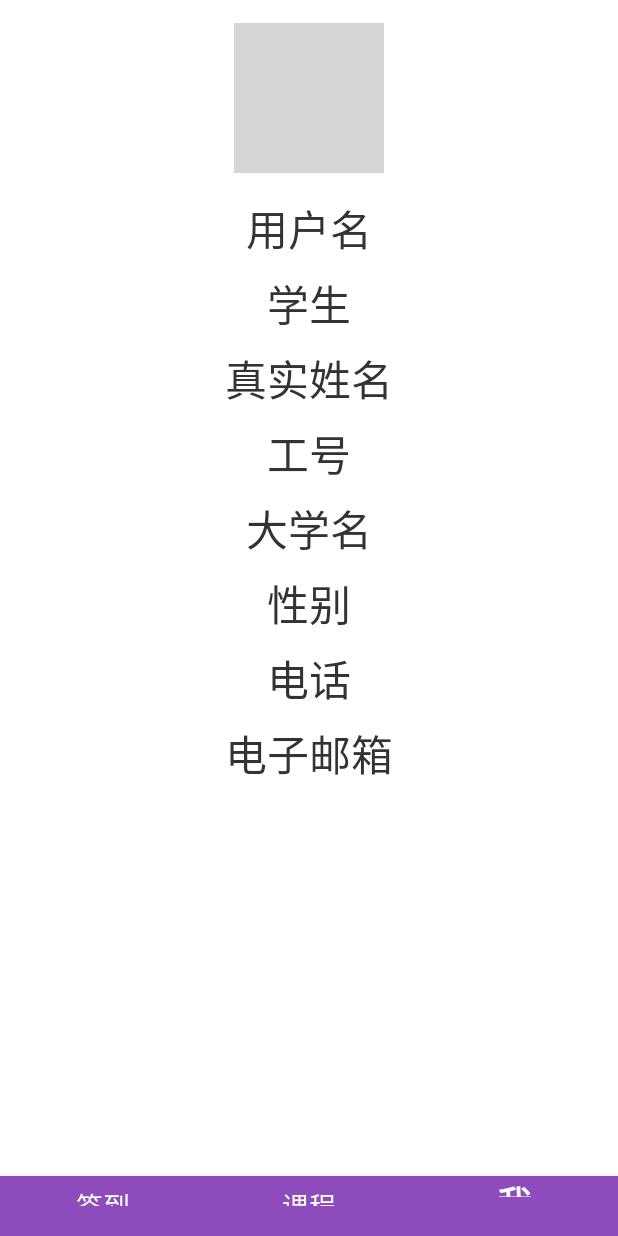
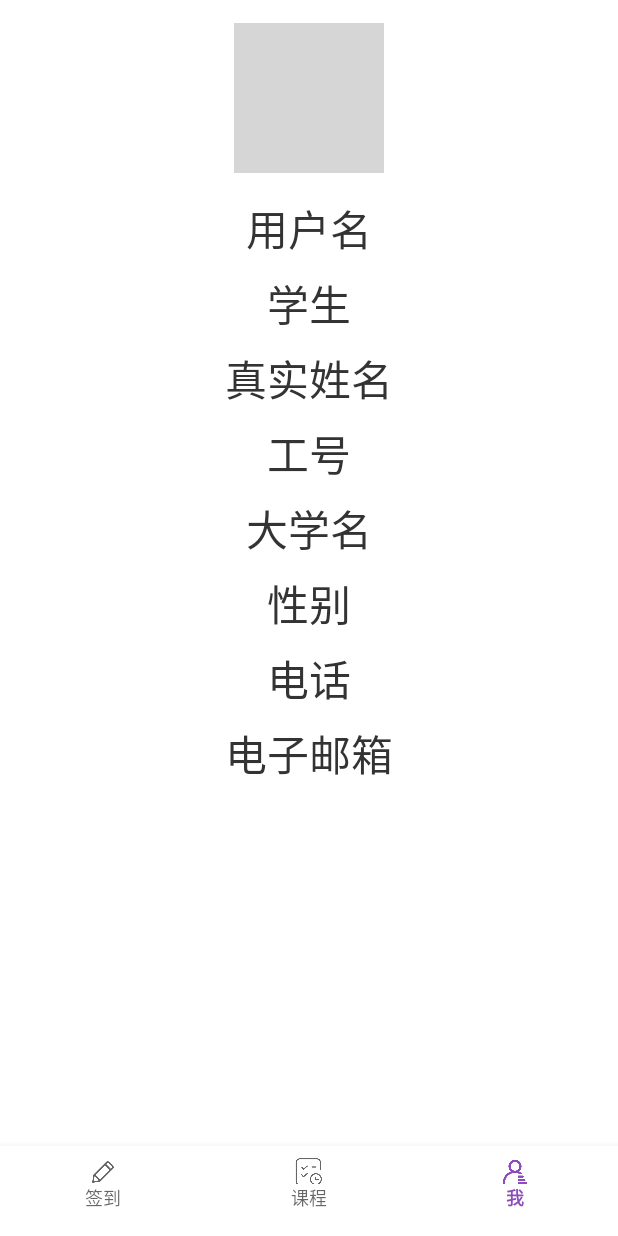
Before and after one commit to sushi11111/ClassroomCheck-inSystem, an Android app: the StudentMainActivity screen opened directly, with no data from a screen before it, item 3 of the bottom bar chosen, on a phone screen of 412 x 824 dp. Run offline under Robolectric (Android 15) with nearby library versions, the light colour scheme and no system bars; pictures from the network do not load; 12 statements that could not run were skipped; grey boxes are pictures that could not be loaded.

Commit message:
界面优化1.9

```diff
--- /dev/null
+++ b/app/src/main/res/drawable/menu_check_in.xml
@@ -0,0 +1,6 @@
+<?xml version="1.0" encoding="utf-8"?>
+<bitmap xmlns:android="http://schemas.android.com/apk/res/android"
+        android:src="@drawable/ic_check_in"
+        android:gravity="center"
+        android:width="@dimen/menu_icon_size"
+        android:height="@dimen/menu_icon_size" />
--- /dev/null
+++ b/app/src/main/res/drawable/menu_course.xml
@@ -0,0 +1,6 @@
+<?xml version="1.0" encoding="utf-8"?>
+<bitmap xmlns:android="http://schemas.android.com/apk/res/android"
+        android:src="@drawable/ic_course"
+        android:gravity="center"
+        android:width="@dimen/menu_icon_size"
+        android:height="@dimen/menu_icon_size"/>
--- /dev/null
+++ b/app/src/main/res/drawable/menu_me.xml
@@ -0,0 +1,6 @@
+<?xml version="1.0" encoding="utf-8"?>
+<bitmap xmlns:android="http://schemas.android.com/apk/res/android"
+        android:src="@drawable/ic_me"
+        android:gravity="center"
+        android:width="@dimen/menu_icon_size"
+        android:height="@dimen/menu_icon_size"/>
--- a/app/src/main/res/layout/activity_main.xml
+++ b/app/src/main/res/layout/activity_main.xml
@@ -9,7 +9,7 @@
     <FrameLayout
         android:id="@+id/fragment_container"
         android:layout_width="match_parent"
-        android:layout_height="690dp"
+        android:layout_height="670dp"
         android:layout_weight="1" />
 
 
@@ -20,9 +20,8 @@
         android:layout_alignParentBottom="true"
         android:layout_width="match_parent"
         app:menu="@menu/bottom_nav_menu"
-        android:layout_height="40dp"
-        app:itemTextColor="@color/white"
-        android:background="#8d4bbb"
+        android:layout_height="60dp"
+        android:background="#ffffff"
         android:theme="@style/bottom_tab_title_active"
         />
 
--- a/app/src/main/res/menu/bottom_nav_menu.xml
+++ b/app/src/main/res/menu/bottom_nav_menu.xml
@@ -2,12 +2,15 @@
     >
     <item
     android:id="@+id/menu_check_in"
-    android:title="签到" />
+    android:title="签到"
+    android:icon="@drawable/menu_check_in"/>
     <item
         android:id="@+id/menu_courses"
         android:title="课程"
+        android:icon="@drawable/menu_course"
         />
     <item
         android:id="@+id/menu_guy"
-        android:title="我" />
+        android:title="我"
+        android:icon="@drawable/menu_me"/>
 </menu>
--- /dev/null
+++ b/app/src/main/res/values/dimens.xml
@@ -0,0 +1,4 @@
+<?xml version="1.0" encoding="utf-8"?>
+<resources>
+    <dimen name="menu_icon_size">16dp</dimen>
+</resources>
--- a/app/src/main/res/values/style.xml
+++ b/app/src/main/res/values/style.xml
@@ -2,18 +2,18 @@
 <resources>
     <!--选中的样式-->
     <style name="bottom_tab_title_active">
-        <item name="android:textSize">23sp</item>
+        <item name="android:textSize">12sp</item>
         <item name="android:paddingBottom">5dp</item>
-        <item name="android:textColor">#ffffff</item>
-        <item name="android:background">#8d4bbb</item>
+        <item name="android:textColor">#8d4bbb</item>
+        <item name="android:background">#ffffff</item>
     </style>
 
     <!--没有选中的样式-->
     <style name="bottom_tab_title_inactive">
-        <item name="android:textSize">18sp</item>
+        <item name="android:textSize">12sp</item>
         <item name="android:paddingTop">4dp</item>
         <item name="android:textColor">#8d4bbb</item>
-        <item name="android:background">#ffffff</item>
+<!--        <item name="android:background">#ffffff</item>-->
     </style>
 
 </resources>
```
Also changed, not shown: app/src/main/res/drawable/ic_check_in.png (added), app/src/main/res/drawable/ic_course.png (added), app/src/main/res/drawable/ic_me.png (added).
